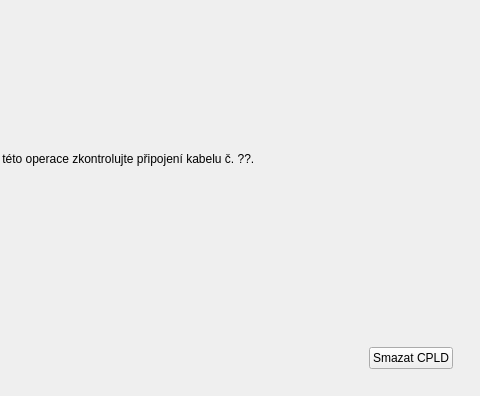
Above: gui/installer.ui from turris-cz/rtools-gui before the change; both pictures show x 120 to 600 and y 104 to 500 of the 600 by 500 pixel window. Below: the same form after it.
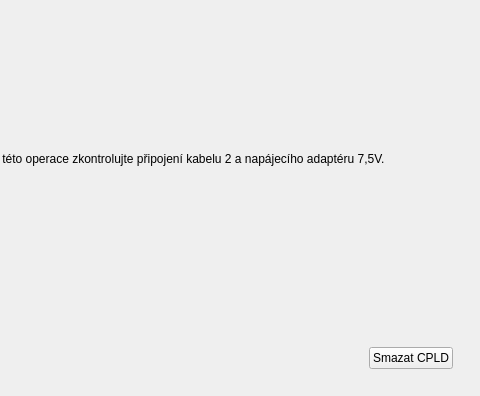
That is the form after the change. The open tabs and pages were chosen to show the change. Icons and pictures are not drawn.

Commit message: cpld erase - text improved

The edit to the form file:
```diff
--- a/gui/installer.ui
+++ b/gui/installer.ui
@@ -892,7 +892,10 @@
                </sizepolicy>
               </property>
               <property name="text">
-               <string>Před provedením této operace zkontrolujte připojení kabelu č. ??.</string>
+               <string>Před provedením této operace zkontrolujte připojení kabelu 2 a napájecího adaptéru 7,5V.</string>
+              </property>
+              <property name="wordWrap">
+               <bool>true</bool>
               </property>
              </widget>
             </item>
```
The commit also changes 1 other file.
